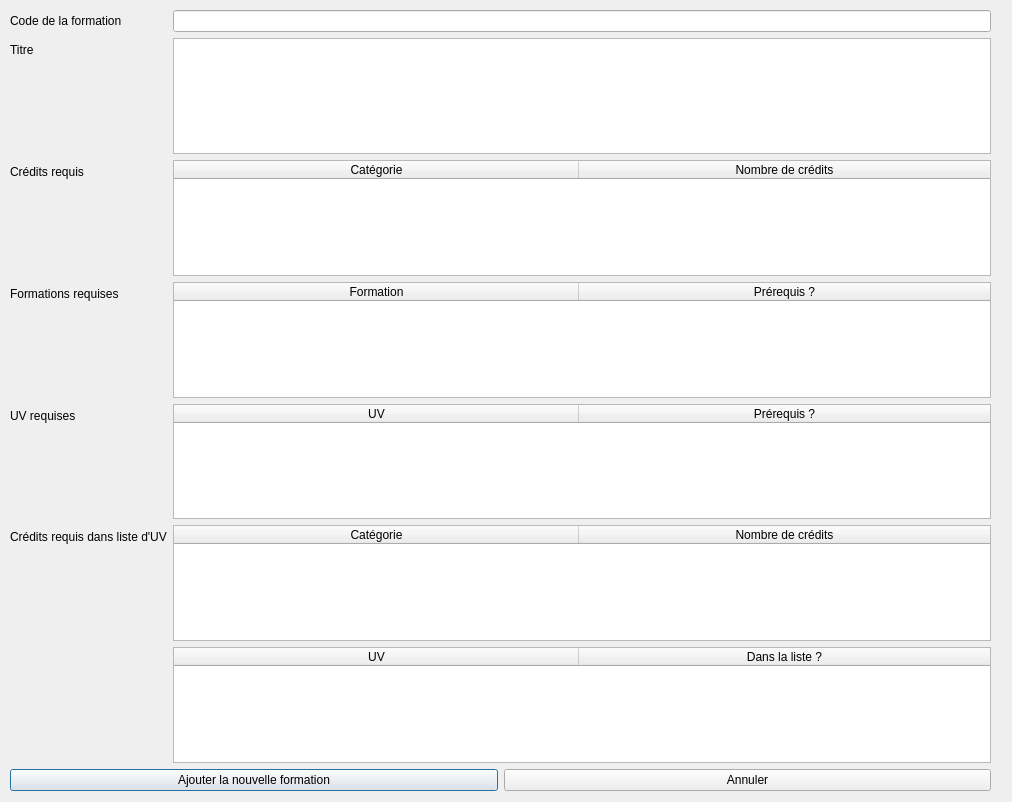
Before: the Qt Designer form ajouterformationwindow.ui in Clement-Fichmann/UTProfiler, drawn with Qt 5.
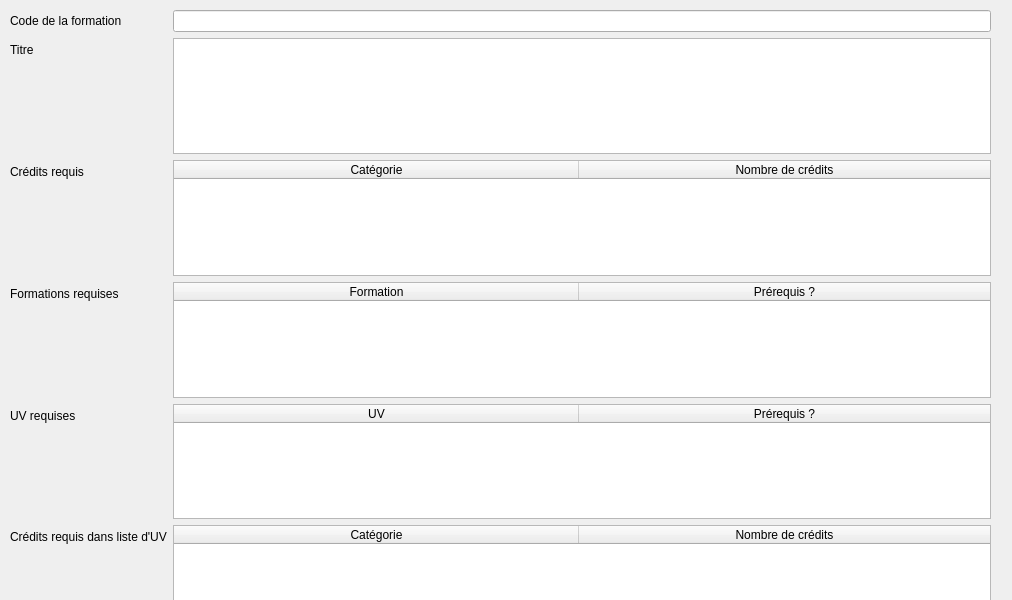
After: the same form once the commit is applied.

The edit to the form file:
```diff
--- a/ajouterformationwindow.ui
+++ b/ajouterformationwindow.ui
@@ -7,7 +7,7 @@
     <x>0</x>
     <y>0</y>
     <width>1012</width>
-    <height>802</height>
+    <height>600</height>
    </rect>
   </property>
   <property name="windowTitle">
@@ -23,6 +23,9 @@
     </rect>
    </property>
    <layout class="QVBoxLayout" name="mainLayout_2">
+    <property name="sizeConstraint">
+     <enum>QLayout::SetDefaultConstraint</enum>
+    </property>
     <item>
      <layout class="QFormLayout" name="formLayout_2">
       <property name="fieldGrowthPolicy">
```
